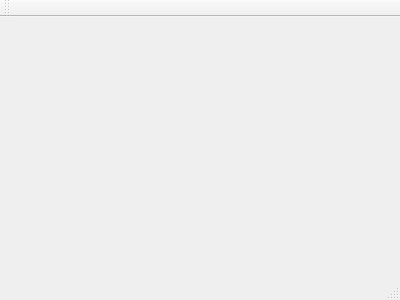
Before: the Qt Designer form src/Video_Player/Video_Player/mainwindow.ui in pburkiewicz/VideoPlayer, drawn with Qt 5.
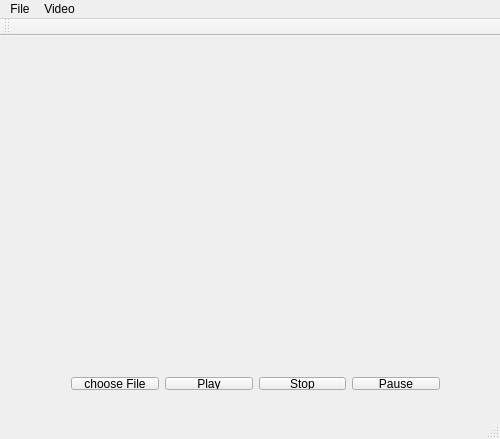
After: the same form once the commit is applied.

What changed in the file:
```diff
--- a/src/Video_Player/Video_Player/mainwindow.ui
+++ b/src/Video_Player/Video_Player/mainwindow.ui
@@ -1,24 +1,116 @@
 <ui version="4.0">
  <class>MainWindow</class>
- <widget class="QMainWindow" name="MainWindow" >
-  <property name="geometry" >
+ <widget class="QMainWindow" name="MainWindow">
+  <property name="geometry">
    <rect>
     <x>0</x>
     <y>0</y>
-    <width>400</width>
-    <height>300</height>
+    <width>500</width>
+    <height>439</height>
    </rect>
   </property>
   <property name="windowTitle" >
    <string>MainWindow</string>
   </property>
-  <widget class="QMenuBar" name="menuBar" />
-  <widget class="QToolBar" name="mainToolBar" />
-  <widget class="QWidget" name="centralWidget" />
-  <widget class="QStatusBar" name="statusBar" />
+  <widget class="QWidget" name="centralWidget">
+   <widget class="QWidget" name="">
+    <property name="geometry">
+     <rect>
+      <x>60</x>
+      <y>330</y>
+      <width>391</width>
+      <height>35</height>
+     </rect>
+    </property>
+    <layout class="QHBoxLayout" name="horizontalLayout">
+     <item>
+      <widget class="QPushButton" name="fileButton">
+       <property name="text">
+        <string>choose File</string>
+       </property>
+      </widget>
+     </item>
+     <item>
+      <widget class="QPushButton" name="PlayButton">
+       <property name="text">
+        <string>Play</string>
+       </property>
+      </widget>
+     </item>
+     <item>
+      <widget class="QPushButton" name="stopButton">
+       <property name="text">
+        <string>Stop</string>
+       </property>
+      </widget>
+     </item>
+     <item>
+      <widget class="QPushButton" name="pauseButton">
+       <property name="text">
+        <string>Pause</string>
+       </property>
+      </widget>
+     </item>
+    </layout>
+   </widget>
+  </widget>
+  <widget class="QMenuBar" name="menuBar">
+   <property name="geometry">
+    <rect>
+     <x>0</x>
+     <y>0</y>
+     <width>500</width>
+     <height>29</height>
+    </rect>
+   </property>
+   <widget class="QMenu" name="menuFile">
+    <property name="title">
+     <string>File</string>
+    </property>
+    <addaction name="actionChoose_file"/>
+   </widget>
+   <widget class="QMenu" name="menuVideo">
+    <property name="title">
+     <string>Video</string>
+    </property>
+    <addaction name="actionPlay"/>
+    <addaction name="actionPause"/>
+    <addaction name="actionStop"/>
+   </widget>
+   <addaction name="menuFile"/>
+   <addaction name="menuVideo"/>
+  </widget>
+  <widget class="QToolBar" name="mainToolBar">
+   <attribute name="toolBarArea">
+    <enum>TopToolBarArea</enum>
+   </attribute>
+   <attribute name="toolBarBreak">
+    <bool>false</bool>
+   </attribute>
+  </widget>
+  <widget class="QStatusBar" name="statusBar"/>
+  <action name="actionChoose_file">
+   <property name="text">
+    <string>Choose file</string>
+   </property>
+  </action>
+  <action name="actionPlay">
+   <property name="text">
+    <string>Play</string>
+   </property>
+  </action>
+  <action name="actionPause">
+   <property name="text">
+    <string>Pause</string>
+   </property>
+  </action>
+  <action name="actionStop">
+   <property name="text">
+    <string>Stop</string>
+   </property>
+  </action>
  </widget>
- <layoutDefault spacing="6" margin="11" />
- <pixmapfunction></pixmapfunction>
+ <layoutdefault spacing="6" margin="11"/>
  <resources/>
  <connections/>
 </ui>
```
Left out of the diff: 3 changed lines with no effect on the pictures.
